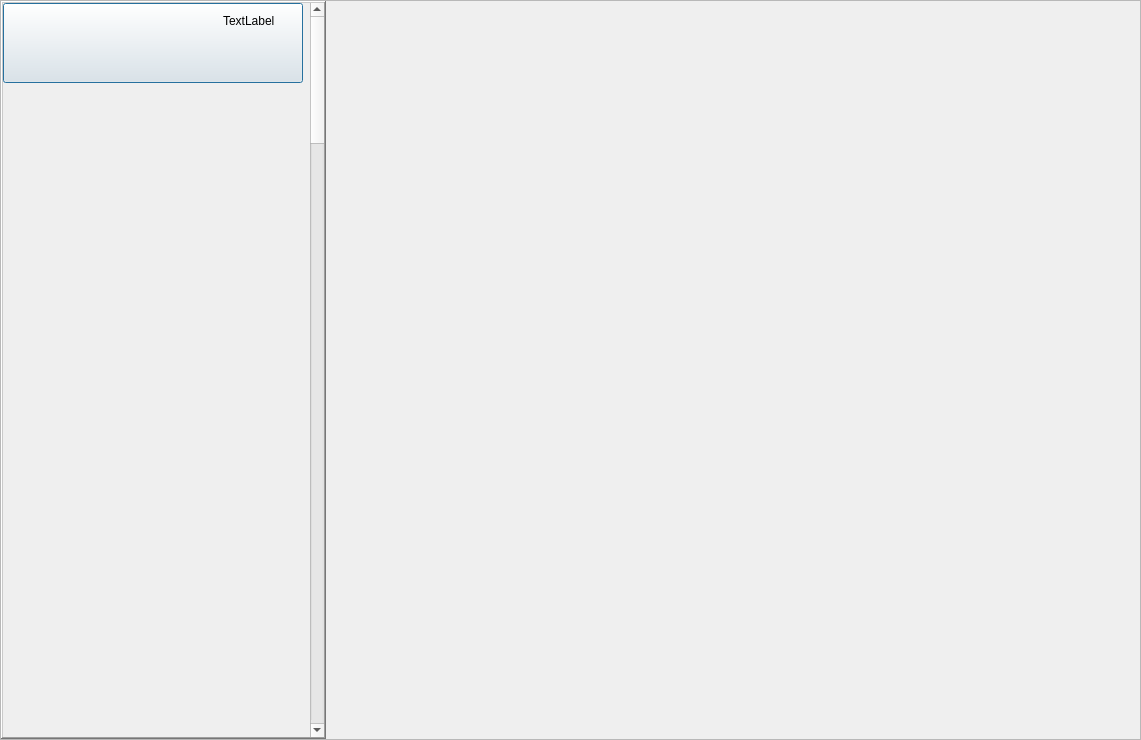
Above: app/Ui/contact/contactUi.ui from LC044/WeChatMsg before the change. Below: the same form after it.
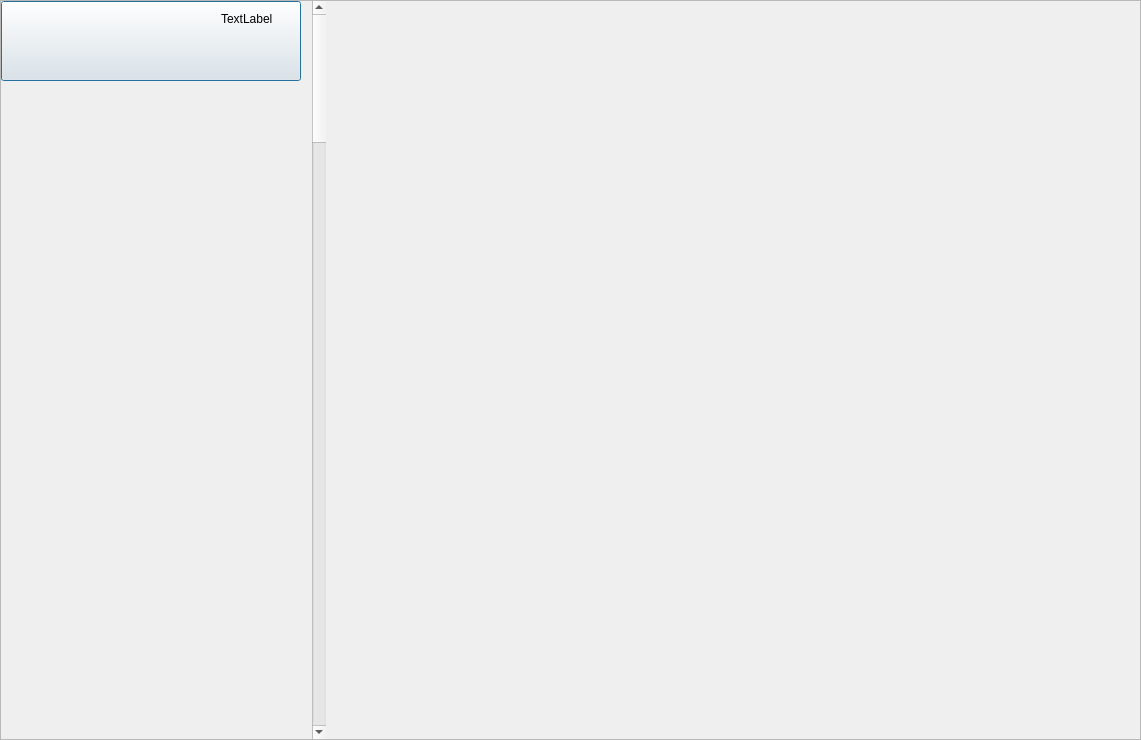
That is the form after the change.

Diff of the .ui file:
```diff
--- a/app/Ui/contact/contactUi.ui
+++ b/app/Ui/contact/contactUi.ui
@@ -80,7 +80,7 @@
                                     <bool>false</bool>
                                 </property>
                                 <property name="frameShape">
-                                    <enum>QFrame::WinPanel</enum>
+                                    <enum>QFrame::NoFrame</enum>
                                 </property>
                                 <property name="frameShadow">
                                     <enum>QFrame::Raised</enum>
```
